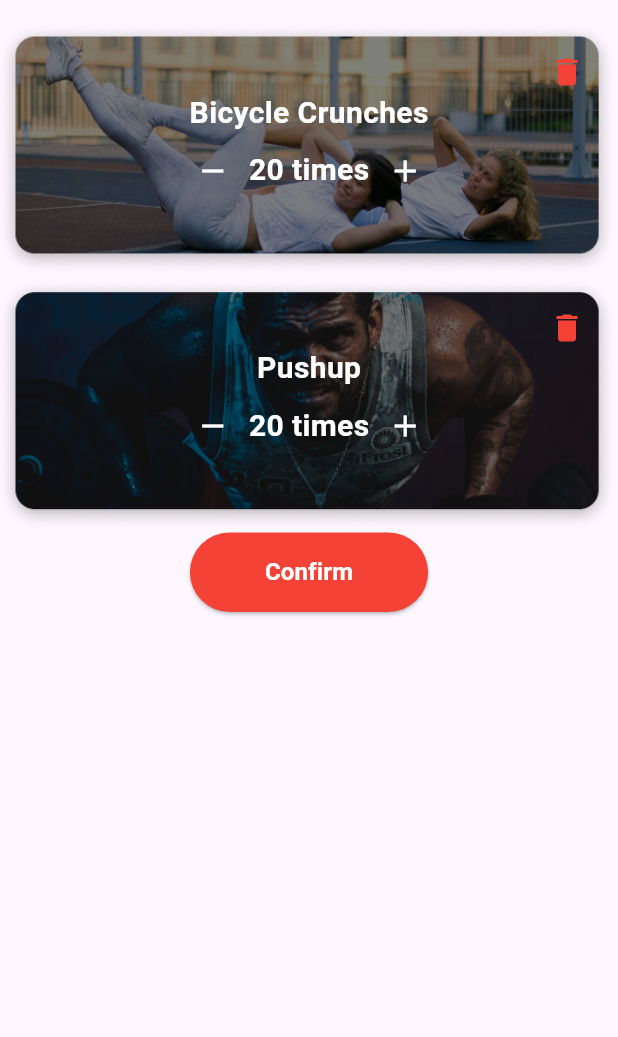
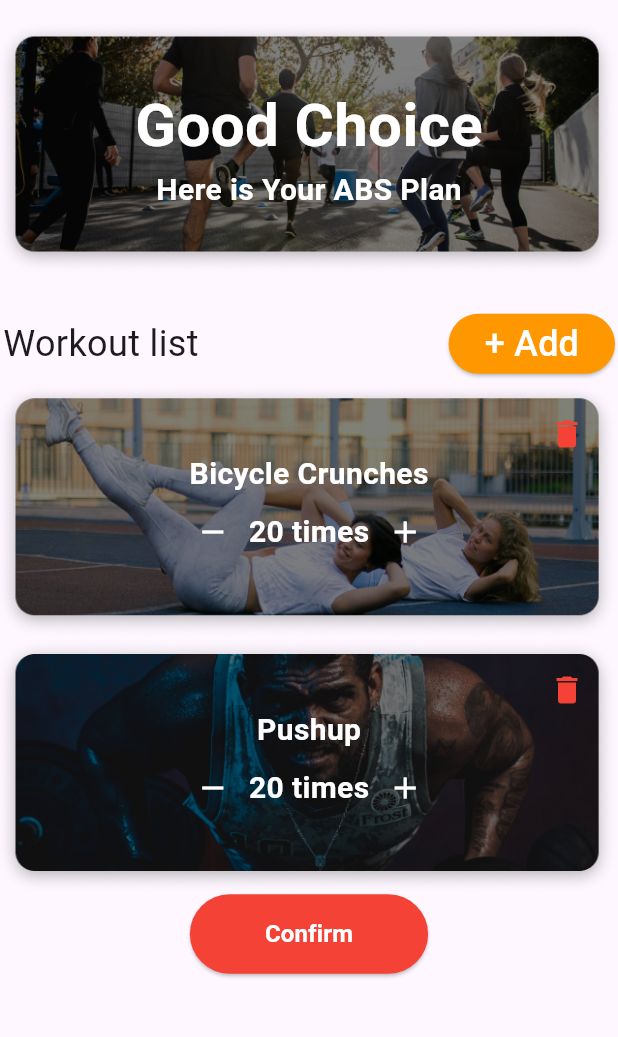
Before and after one commit to Ntckx/AgileSEProject, a Flutter app: the RecommendedPlan screen opened by its route, after a tap on the "edit" icon, on a phone screen of 412 x 824 dp, the part 63-1100 px from its top. Run offline on Flutter 3.47's test engine with Material 3 defaults, Android fonts, the phone set to English and light mode, and no system bars; our stand-ins replace google_fonts, gradient_borders, outline_gradient_button, simple_gradient_text.

Commit message:
workoutoptionUpdated2

```diff
--- a/lib/edit_workout.dart
+++ b/lib/edit_workout.dart
@@ -12,7 +12,67 @@ class EditWorkoutABS extends StatelessWidget {
           child: Column(
             mainAxisAlignment: MainAxisAlignment.center,
             children: [
-              // Other widgets...
+              Stack(
+                alignment: Alignment.center,
+                children: [
+                  ClipRRect(
+                    borderRadius: BorderRadius.circular(20),
+                    child: Image.asset(
+                      'assets/images/picture.png',
+                      width: 500,
+                      fit: BoxFit.cover,
+                    ),
+                  ),
+                  Column(
+                    mainAxisAlignment: MainAxisAlignment.center,
+                    children: [
+                      Text(
+                        'Good Choice',
+                        style: TextStyle(
+                            fontSize: 40,
+                            color: Colors.white,
+                            fontWeight: FontWeight.bold),
+                      ),
+                      Text('Here is Your ABS Plan',
+                          style: TextStyle(
+                              fontSize: 20,
+                              color: Colors.white,
+                              fontWeight: FontWeight.bold)),
+                    ],
+                  ),
+                ],
+              ),
+              SizedBox(height: 20),
+              Padding(
+                padding: EdgeInsets.all(2.0), // Add padding
+                child: Row(
+                  children: [
+                    Align(
+                      alignment: Alignment.topRight,
+                      child: Text(
+                        'Workout list',
+                        style: TextStyle(fontSize: 24),
+                      ),
+                    ),
+                    Spacer(),
+                    Align(
+                      alignment: Alignment.topLeft,
+                      child: ElevatedButton(
+                        onPressed: () {
+                          Navigator.pushNamed(context, '/workoutoption');
+                        },
+                        style: ElevatedButton.styleFrom(
+                          backgroundColor: Colors.orange,
+                        ),
+                        child: Text(
+                          '+ Add',
+                          style: TextStyle(fontSize: 24, color: Colors.white),
+                        ),
+                      ),
+                    ),
+                  ],
+                ),
+              ),
               WorkoutItemWithDeleteConfirmation(
                 workoutName: 'Bicycle Crunches',
                 imagePath: 'assets/images/BicycleCrunches.png',
--- a/lib/recommendedplan.dart
+++ b/lib/recommendedplan.dart
@@ -167,11 +167,6 @@ class _WorkoutItemState extends State<WorkoutItem> {
                 Row(
                   mainAxisAlignment: MainAxisAlignment.center,
                   children: [
-                    IconButton(
-                      onPressed: _decreaseTimes,
-                      icon: Icon(Icons.remove),
-                      color: Colors.white,
-                    ),
                     Text(
                       '20 times',
                       style: TextStyle(
@@ -179,11 +174,6 @@ class _WorkoutItemState extends State<WorkoutItem> {
                         color: Colors.white,
                         fontWeight: FontWeight.bold,
                       ),
-                    ),
-                    IconButton(
-                      onPressed: _increaseTimes,
-                      icon: Icon(Icons.add),
-                      color: Colors.white,
                     ),
                   ],
                 ),
```
